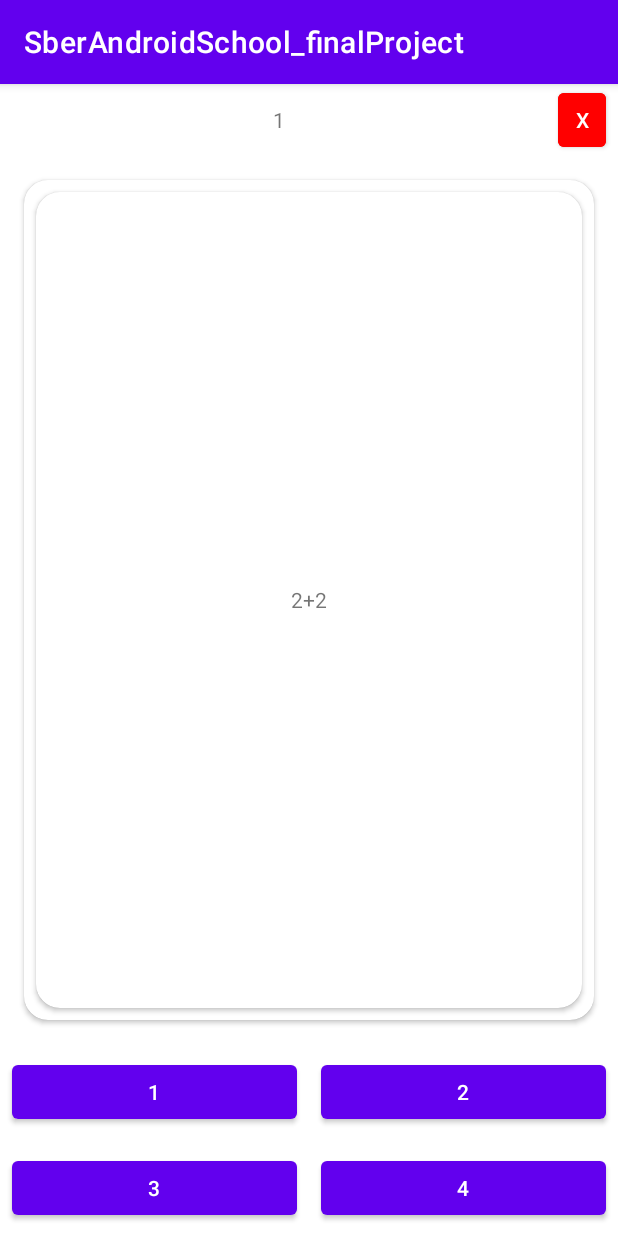
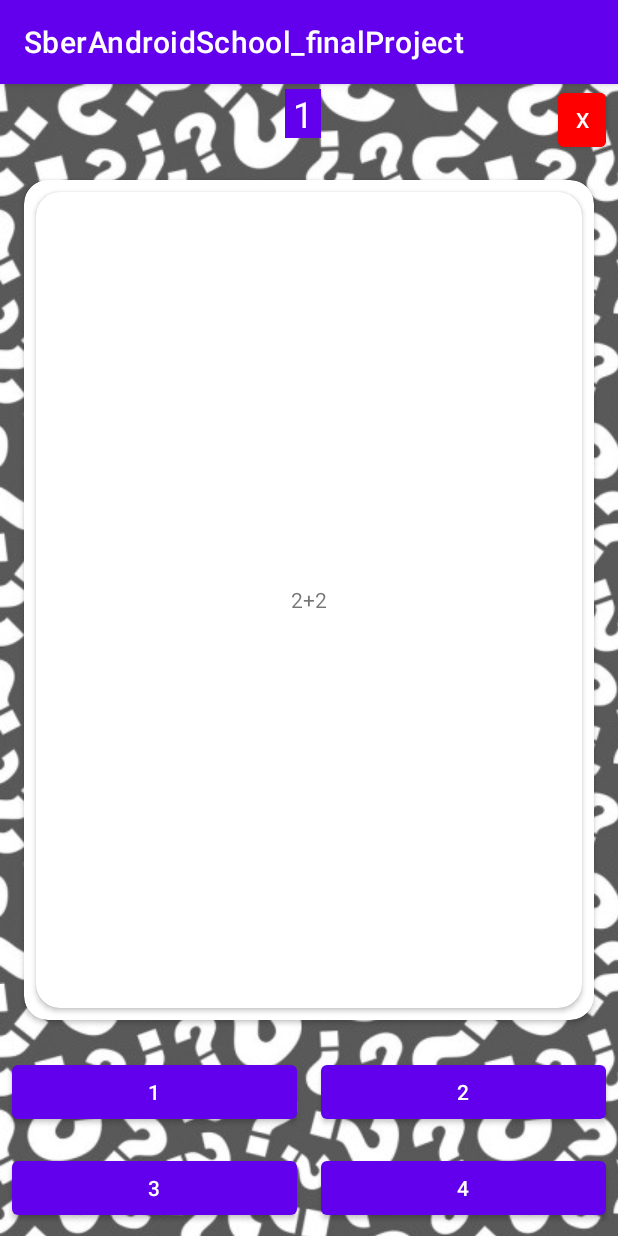
Before and after one commit to aka-npou/SberAndroidSchool_finalProject, an Android app: the screen it shows after launch (MainActivity), after a tap on "СТАРТ ИГРЫ", on a phone screen of 412 x 824 dp. Run offline under Robolectric (Android 15) with nearby library versions, the phone set to English and light mode, and no system bars; our stand-ins replace Dagger/Hilt's generated code, Room's generated code, RxJava.

Commit message:
замечания

```diff
--- a/app/src/main/java/com/aka_npou/sberandroidschool_finalproject/presentation/statistic/StatisticFragment.java
+++ b/app/src/main/java/com/aka_npou/sberandroidschool_finalproject/presentation/statistic/StatisticFragment.java
@@ -134,6 +134,7 @@ public class StatisticFragment extends Fragment {
                 new StatisticRecyclerAdapter(statisticList);
 
         statisticRecyclerView.setAdapter(adapter);
+        statisticRecyclerView.scrollToPosition(statisticList.size()-1);
     }
 
     private void showError(@NonNull Throwable throwable) {
--- a/app/src/main/res/layout/fragment_question.xml
+++ b/app/src/main/res/layout/fragment_question.xml
@@ -4,6 +4,7 @@
     xmlns:tools="http://schemas.android.com/tools"
     android:layout_width="match_parent"
     android:layout_height="match_parent"
+    android:background="@drawable/background"
     android:orientation="vertical">
 
     <LinearLayout
@@ -13,12 +14,32 @@
         android:orientation="horizontal">
 
         <TextView
-            android:id="@+id/question_number_text"
-            android:layout_width="0dp"
+            android:layout_width="32dp"
+            android:layout_height="wrap_content"
+            android:gravity="center" />
+
+        <TextView
+            android:layout_width="wrap_content"
             android:layout_height="wrap_content"
             android:layout_weight="1"
-            android:gravity="center_horizontal|center_vertical"
+            android:gravity="center" />
+
+        <TextView
+            android:id="@+id/question_number_text"
+            android:layout_width="wrap_content"
+            android:layout_height="wrap_content"
+            android:background="@color/design_default_color_primary"
+            android:gravity="center"
+            android:minWidth="24dp"
+            android:textSize="24dp"
+            android:textColor="@color/white"
             tools:text="-1" />
+
+        <TextView
+            android:layout_width="wrap_content"
+            android:layout_height="wrap_content"
+            android:layout_weight="1"
+            android:gravity="center" />
 
         <Button
             android:id="@+id/end_game_button"
@@ -36,8 +57,8 @@
         android:layout_height="0dp"
         android:layout_margin="16dp"
         android:layout_weight="0.5"
-        app:cardCornerRadius="16dp"
-        android:background="@color/red">
+        android:background="@color/red"
+        app:cardCornerRadius="16dp">
 
         <androidx.cardview.widget.CardView
             android:layout_width="match_parent"
```
Also changed, not shown: app/src/main/res/layout/fragment_select_type_game.xml (+14 -16 lines).
